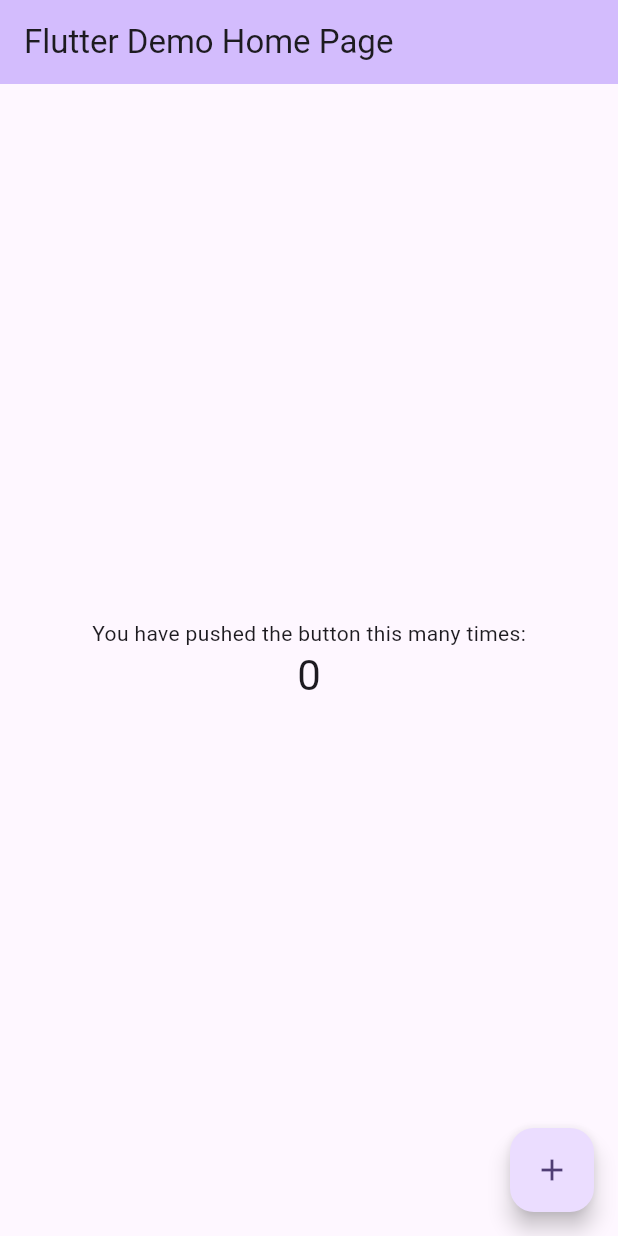
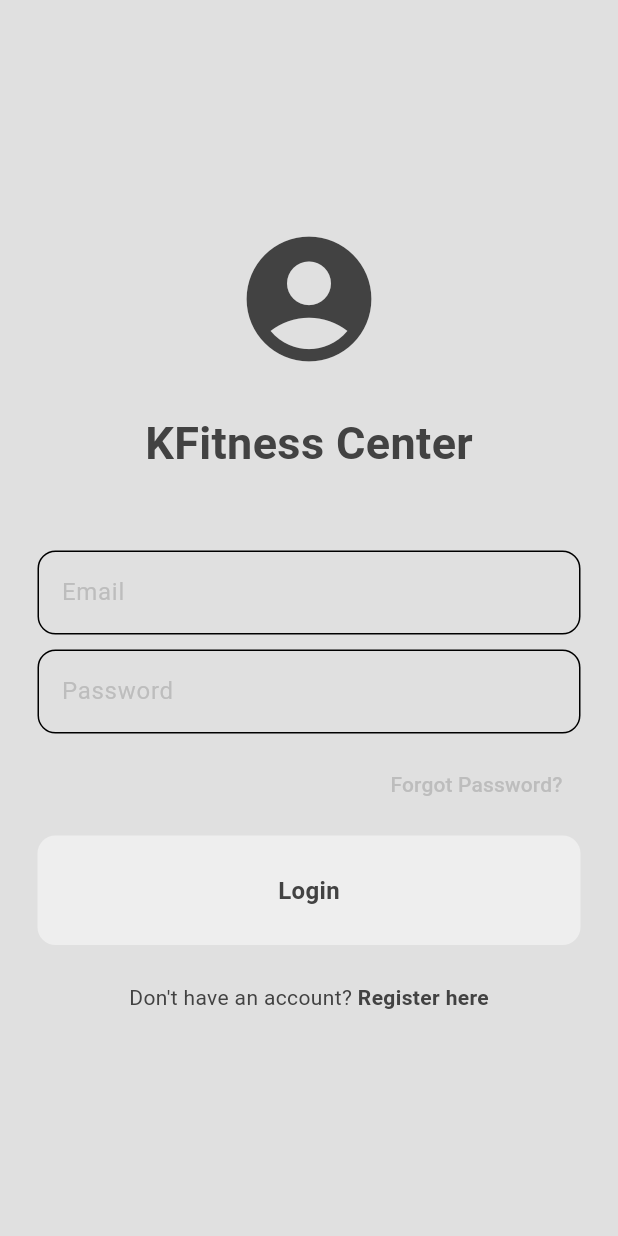
Before and after one commit to hdnguyendev/mid-term-app-flutter, a Flutter app: the screen it shows after launch, on a phone screen of 412 x 824 dp. Run offline on Flutter 3.47's test engine with Material 3 defaults, Android fonts, the light colour scheme and no system bars.

Commit message:
feature: login page ui + dark light mode

```diff
--- /dev/null
+++ b/lib/components/my_button.dart
@@ -0,0 +1,37 @@
+import 'package:flutter/material.dart';
+
+class MyButton extends StatelessWidget {
+
+  final String text;
+  final void Function() onTap;
+
+  const MyButton({
+    super.key,
+    required this.text,
+    required this.onTap,
+  });
+
+  @override
+  Widget build(BuildContext context) {
+    return GestureDetector(
+      onTap: onTap,
+      child: Container(
+        decoration: BoxDecoration(
+          color: Theme.of(context).colorScheme.primary,
+          borderRadius: BorderRadius.circular(12),
+        ),
+        padding: const EdgeInsets.all(25),
+        child: Center(
+          child: Text(
+            text,
+            style: TextStyle(
+              color: Theme.of(context).colorScheme.inversePrimary,
+              fontSize: 16,
+              fontWeight: FontWeight.bold,
+            ),
+          ),
+        ),
+      ),
+    );
+  }
+}
--- /dev/null
+++ b/lib/components/my_textfield.dart
@@ -0,0 +1,33 @@
+import 'package:flutter/material.dart';
+
+class MyTextField extends StatelessWidget {
+
+  final String hintText;
+  final bool obscureText;
+  final TextEditingController controller;
+
+  const MyTextField({
+    super.key,
+    required this.hintText,
+    required this.obscureText,
+    required this.controller,
+  });
+
+
+  @override
+  Widget build(BuildContext context) {
+    return TextField(
+      controller: controller,
+      decoration: InputDecoration(
+        border: OutlineInputBorder(
+          borderRadius: BorderRadius.circular(12),
+        ),
+        hintText: hintText,
+        hintStyle: TextStyle(
+          color: Theme.of(context).colorScheme.secondary,
+        ),
+      ),
+      obscureText: obscureText,
+    );
+  }
+}
--- a/lib/main.dart
+++ b/lib/main.dart
@@ -1,4 +1,7 @@
 import 'package:flutter/material.dart';
+import '/pages/login_page.dart';
+import 'theme/dark_mode.dart';
+import 'theme/light_mode.dart';
 
 void main() {
   runApp(const MyApp());
@@ -7,119 +10,14 @@
 class MyApp extends StatelessWidget {
   const MyApp({super.key});
 
-  // This widget is the root of your application.
   @override
   Widget build(BuildContext context) {
     return MaterialApp(
+      debugShowCheckedModeBanner: false,
       title: 'Flutter Demo',
-      theme: ThemeData(
-        // This is the theme of your application.
-        //
-        // TRY THIS: Try running your application with "flutter run". You'll see
-        // the application has a purple toolbar. Then, without quitting the app,
-        // try changing the seedColor in the colorScheme below to Colors.green
-        // and then invoke "hot reload" (save your changes or press the "hot
-        // reload" button in a Flutter-supported IDE, or press "r" if you used
-        // the command line to start the app).
-        //
-        // Notice that the counter didn't reset back to zero; the application
-        // state is not lost during the reload. To reset the state, use hot
-        // restart instead.
-        //
-        // This works for code too, not just values: Most code changes can be
-        // tested with just a hot reload.
-        colorScheme: ColorScheme.fromSeed(seedColor: Colors.deepPurple),
-        useMaterial3: true,
-      ),
-      home: const MyHomePage(title: 'Flutter Demo Home Page'),
+      home: LoginPage(),
+      theme: lightMode,
+      darkTheme: darkMode,
     );
   }
 }
-
-class MyHomePage extends StatefulWidget {
-  const MyHomePage({super.key, required this.title});
-
-  // This widget is the home page of your application. It is stateful, meaning
-  // that it has a State object (defined below) that contains fields that affect
-  // how it looks.
-
-  // This class is the configuration for the state. It holds the values (in this
-  // case the title) provided by the parent (in this case the App widget) and
-  // used by the build method of the State. Fields in a Widget subclass are
-  // always marked "final".
-
-  final String title;
-
-  @override
-  State<MyHomePage> createState() => _MyHomePageState();
-}
-
-class _MyHomePageState extends State<MyHomePage> {
-  int _counter = 0;
-
-  void _incrementCounter() {
-    setState(() {
-      // This call to setState tells the Flutter framework that something has
-      // changed in this State, which causes it to rerun the build method below
-      // so that the display can reflect the updated values. If we changed
-      // _counter without calling setState(), then the build method would not be
-      // called again, and so nothing would appear to happen.
-      _counter++;
-    });
-  }
-
-  @override
-  Widget build(BuildContext context) {
-    // This method is rerun every time setState is called, for instance as done
-    // by the _incrementCounter method above.
-    //
-    // The Flutter framework has been optimized to make rerunning build methods
-    // fast, so that you can just rebuild anything that needs updating rather
-    // than having to individually change instances of widgets.
-    return Scaffold(
-      appBar: AppBar(
-        // TRY THIS: Try changing the color here to a specific color (to
-        // Colors.amber, perhaps?) and trigger a hot reload to see the AppBar
-        // change color while the other colors stay the same.
-        backgroundColor: Theme.of(context).colorScheme.inversePrimary,
-        // Here we take the value from the MyHomePage object that was created by
-        // the App.build method, and use it to set our appbar title.
-        title: Text(widget.title),
-      ),
-      body: Center(
-        // Center is a layout widget. It takes a single child and positions it
-        // in the middle of the parent.
-        child: Column(
-          // Column is also a layout widget. It takes a list of children and
-          // arranges them vertically. By default, it sizes itself to fit its
-          // children horizontally, and tries to be as tall as its parent.
-          //
-          // Column has various properties to control how it sizes itself and
-          // how it positions its children. Here we use mainAxisAlignment to
-          // center the children vertically; the main axis here is the vertical
-          // axis because Columns are vertical (the cross axis would be
-          // horizontal).
-          //
-          // TRY THIS: Invoke "debug painting" (choose the "Toggle Debug Paint"
-          // action in the IDE, or press "p" in the console), to see the
-          // wireframe for each widget.
-          mainAxisAlignment: MainAxisAlignment.center,
-          children: <Widget>[
-            const Text(
-              'You have pushed the button this many times:',
-            ),
-            Text(
-              '$_counter',
-              style: Theme.of(context).textTheme.headlineMedium,
-            ),
-          ],
-        ),
-      ),
-      floatingActionButton: FloatingActionButton(
-        onPressed: _incrementCounter,
-        tooltip: 'Increment',
-        child: const Icon(Icons.add),
-      ), // This trailing comma makes auto-formatting nicer for build methods.
-    );
-  }
-}
--- /dev/null
+++ b/lib/pages/login_page.dart
@@ -0,0 +1,98 @@
+import 'package:flutter/material.dart';
+import 'package:mid_term_app/components/my_button.dart';
+import 'package:mid_term_app/components/my_textfield.dart';
+
+class LoginPage extends StatelessWidget {
+  TextEditingController emailController = TextEditingController();
+  TextEditingController passwordController = TextEditingController();
+
+  LoginPage({super.key});
+
+  void login() {
+    print("Email: ${emailController.text}");
+    print("Password: ${passwordController.text}");
+  }
+
+  @override
+  Widget build(BuildContext context) {
+    return Scaffold(
+        backgroundColor: Theme.of(context).colorScheme.background,
+        body: Center(
+          child: Padding(
+            padding: const EdgeInsets.all(25.0),
+            child: Column(
+              mainAxisAlignment: MainAxisAlignment.center,
+              children: [
+                //
+                Icon(
+                  Icons.account_circle,
+                  size: 100,
+                  color: Theme.of(context).colorScheme.inversePrimary,
+                ),
+                //
+                const SizedBox(height: 25),
+                //
+                Text("KFitness Center",
+                    style: TextStyle(
+                      color: Theme.of(context).colorScheme.inversePrimary,
+                      fontSize: 30,
+                      fontWeight: FontWeight.bold,
+                    )),
+                //
+                const SizedBox(height: 50),
+                MyTextField(
+                    hintText: "Email",
+                    obscureText: false,
+                    controller: emailController),
+                //
+                const SizedBox(height: 10),
+                MyTextField(
+                    hintText: "Password",
+                    obscureText: true,
+                    controller: passwordController),
+                const SizedBox(height: 10),
+
+                Row(
+                  mainAxisAlignment: MainAxisAlignment.end,
+                  children: [
+                    TextButton(
+                      onPressed: () {},
+                      child: Text(
+                        "Forgot Password?",
+                        style: TextStyle(
+                          color: Theme.of(context).colorScheme.secondary,
+                        ),
+                      ),
+                    ),
+                  ],
+                ),
+                //
+                const SizedBox(height: 10),
+                //
+                MyButton(
+                    text: "Login",
+                    onTap: () {
+                      login();
+                    }),
+                //
+                const SizedBox(height: 25),
+
+
+                const Row(
+                  mainAxisAlignment: MainAxisAlignment.center,
+                  children: [
+                    Text("Don't have an account?"),
+                    Text(
+                      " Register here",
+                      style: TextStyle(
+                        fontWeight: FontWeight.bold,
+                      ),
+                    ),
+                  ],
+                ),
+              ],
+            ),
+          ),
+        ));
+  }
+}
--- /dev/null
+++ b/lib/theme/dark_mode.dart
@@ -0,0 +1,15 @@
+import 'package:flutter/material.dart';
+
+ThemeData darkMode = ThemeData(
+  brightness: Brightness.dark,
+  colorScheme: ColorScheme.dark(
+    background: Colors.grey.shade900,
+    primary: Colors.grey.shade800,
+    secondary: Colors.grey.shade700,
+    inversePrimary: Colors.grey.shade300,
+  ),
+  textTheme: ThemeData.dark().textTheme.apply(
+    bodyColor: Colors.grey[300],
+    displayColor: Colors.white,
+  )
+);
--- /dev/null
+++ b/lib/theme/light_mode.dart
@@ -0,0 +1,15 @@
+import 'package:flutter/material.dart';
+
+ThemeData lightMode = ThemeData(
+  brightness: Brightness.light,
+  colorScheme: ColorScheme.light(
+    background: Colors.grey.shade300,
+    primary: Colors.grey.shade200,
+    secondary: Colors.grey.shade400,
+    inversePrimary: Colors.grey.shade800,
+  ),
+  textTheme: ThemeData.light().textTheme.apply(
+    bodyColor: Colors.grey[800],
+    displayColor: Colors.black,
+  )
+);
```
Also changed, not shown: 1 other file.
